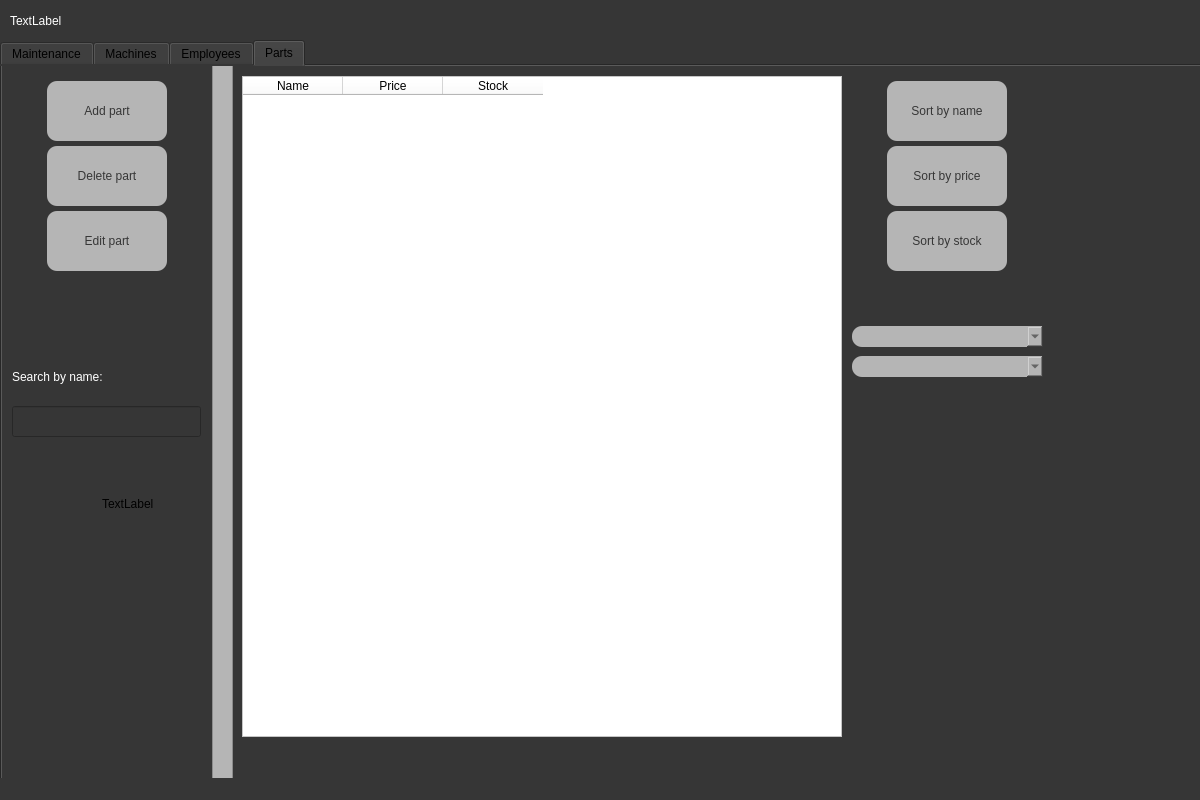
The window that AppWindow.ui (asuXie/Machine-Maintenance-System-MMS) describes before a commit, drawn with Qt 5.
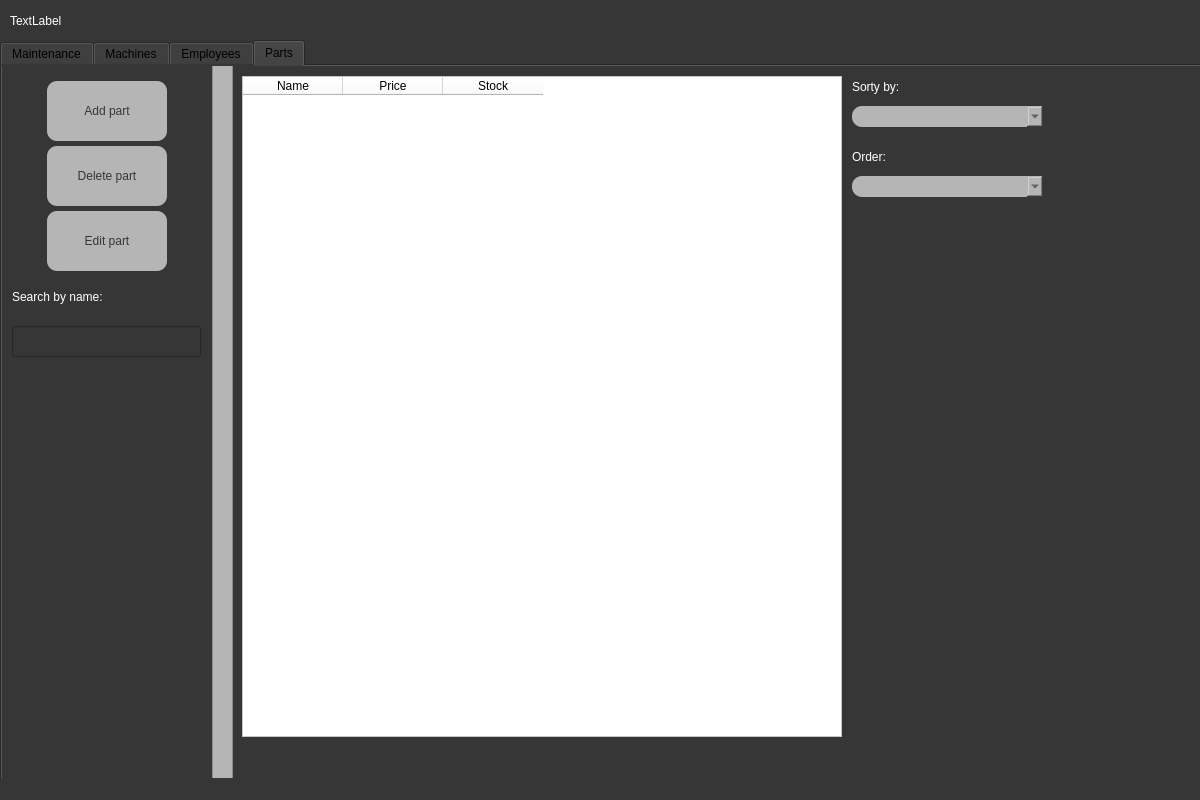
The same window after the commit. The open tabs and pages were chosen to show the change. Icons and pictures are not drawn.

The edit to the form file:
```diff
--- a/AppWindow.ui
+++ b/AppWindow.ui
@@ -877,6 +877,78 @@
 background-color: rgb(181, 181, 181);</string>
       </property>
      </widget>
+     <widget class="QLabel" name="label_15">
+      <property name="geometry">
+       <rect>
+        <x>820</x>
+        <y>80</y>
+        <width>261</width>
+        <height>21</height>
+       </rect>
+      </property>
+      <property name="styleSheet">
+       <string notr="true">
+border-color: rgb(96, 96, 96);
+selection-color: rgb(0, 0, 0);
+
+
+
+color: rgb(255, 255, 255); 
+font: 16pt &quot;Verdana&quot;;</string>
+      </property>
+      <property name="text">
+       <string>Order:</string>
+      </property>
+     </widget>
+     <widget class="QLabel" name="label_16">
+      <property name="geometry">
+       <rect>
+        <x>820</x>
+        <y>10</y>
+        <width>261</width>
+        <height>21</height>
+       </rect>
+      </property>
+      <property name="styleSheet">
+       <string notr="true">
+border-color: rgb(96, 96, 96);
+selection-color: rgb(0, 0, 0);
+
+
+color: rgb(255, 255, 255); 
+font: 16pt &quot;Verdana&quot;;</string>
+      </property>
+      <property name="text">
+       <string>Sorty by:</string>
+      </property>
+     </widget>
+     <widget class="QLabel" name="label_4">
+      <property name="geometry">
+       <rect>
+        <x>10</x>
+        <y>220</y>
+        <width>191</width>
+        <height>21</height>
+       </rect>
+      </property>
+      <property name="styleSheet">
+       <string notr="true">color: rgb(255, 255, 255); 
+font: 14pt &quot;Verdana&quot;;</string>
+      </property>
+      <property name="text">
+       <string>Search by surname:</string>
+      </property>
+     </widget>
+     <widget class="QLineEdit" name="employeeSurnameSearch">
+      <property name="geometry">
+       <rect>
+        <x>10</x>
+        <y>260</y>
+        <width>189</width>
+        <height>31</height>
+       </rect>
+      </property>
+     </widget>
     </widget>
     <widget class="QWidget" name="tab_3">
      <attribute name="title">
@@ -1039,120 +1111,17 @@
       <property name="geometry">
        <rect>
         <x>10</x>
-        <y>340</y>
+        <y>260</y>
         <width>189</width>
         <height>31</height>
        </rect>
       </property>
      </widget>
-     <widget class="QWidget" name="gridLayoutWidget_5">
-      <property name="geometry">
-       <rect>
-        <x>850</x>
-        <y>10</y>
-        <width>191</width>
-        <height>201</height>
-       </rect>
-      </property>
-      <layout class="QGridLayout" name="gridLayout_5">
-       <property name="spacing">
-        <number>0</number>
-       </property>
-       <item row="3" column="0">
-        <widget class="QPushButton" name="partsSortByPrice">
-         <property name="maximumSize">
-          <size>
-           <width>120</width>
-           <height>60</height>
-          </size>
-         </property>
-         <property name="styleSheet">
-          <string notr="true">
-QPushButton{
-color: rgb(54, 54, 54);
-border-color: rgb(96, 96, 96);
-selection-color: rgb(0, 0, 0);
-font: 10pt &quot;Verdana&quot;;
-border-radius: 10px;
-background-color: rgb(181, 181, 181);
-
-}
-
-QPushButton:hover {
-color: rgb(255, 159, 102);
-}</string>
-         </property>
-         <property name="text">
-          <string>Sort by price</string>
-         </property>
-        </widget>
-       </item>
-       <item row="4" column="0">
-        <widget class="QPushButton" name="partsSortByStock">
-         <property name="maximumSize">
-          <size>
-           <width>120</width>
-           <height>60</height>
-          </size>
-         </property>
-         <property name="styleSheet">
-          <string notr="true">
-QPushButton{
-color: rgb(54, 54, 54);
-border-color: rgb(96, 96, 96);
-selection-color: rgb(0, 0, 0);
-font: 10pt &quot;Verdana&quot;;
-border-radius: 10px;
-background-color: rgb(181, 181, 181);
-
-}
-
-QPushButton:hover {
-color: rgb(255, 159, 102);
-}</string>
-         </property>
-         <property name="text">
-          <string>Sort by stock</string>
-         </property>
-        </widget>
-       </item>
-       <item row="0" column="0">
-        <widget class="QPushButton" name="partsSortByNames">
-         <property name="maximumSize">
-          <size>
-           <width>120</width>
-           <height>60</height>
-          </size>
-         </property>
-         <property name="styleSheet">
-          <string notr="true">
-
-QPushButton{
-color: rgb(54, 54, 54);
-border-color: rgb(96, 96, 96);
-selection-color: rgb(0, 0, 0);
-font: 10pt &quot;Verdana&quot;;
-border-radius: 10px;
-background-color: rgb(181, 181, 181);
-
-}
-
-QPushButton:hover {
-color: rgb(255, 159, 102);
-}</string>
-         </property>
-         <property name="text">
-          <string>Sort by name</string>
-         </property>
-        </widget>
-       </item>
-      </layout>
-     </widget>
      <widget class="QComboBox" name="sortWhatComboParts">
       <property name="geometry">
        <rect>
         <x>850</x>
-        <y>260</y>
+        <y>40</y>
         <width>191</width>
         <height>21</height>
        </rect>
@@ -1170,7 +1139,7 @@
       <property name="geometry">
        <rect>
         <x>10</x>
-        <y>300</y>
+        <y>220</y>
         <width>191</width>
         <height>21</height>
        </rect>
@@ -1183,24 +1152,11 @@
        <string>Search by name:</string>
       </property>
      </widget>
-     <widget class="QLabel" name="label_4">
-      <property name="geometry">
-       <rect>
-        <x>100</x>
-        <y>430</y>
-        <width>81</width>
-        <height>16</height>
-       </rect>
-      </property>
-      <property name="text">
-       <string>TextLabel</string>
-      </property>
-     </widget>
      <widget class="QComboBox" name="sortByComboParts">
       <property name="geometry">
        <rect>
         <x>850</x>
-        <y>290</y>
+        <y>110</y>
         <width>191</width>
         <height>21</height>
        </rect>
@@ -1214,6 +1170,51 @@
 background-color: rgb(181, 181, 181);</string>
       </property>
      </widget>
+     <widget class="QLabel" name="label_17">
+      <property name="geometry">
+       <rect>
+        <x>850</x>
+        <y>80</y>
+        <width>261</width>
+        <height>21</height>
+       </rect>
+      </property>
+      <property name="styleSheet">
+       <string notr="true">
+border-color: rgb(96, 96, 96);
+selection-color: rgb(0, 0, 0);
+
+
+
+color: rgb(255, 255, 255); 
+font: 16pt &quot;Verdana&quot;;</string>
+      </property>
+      <property name="text">
+       <string>Order:</string>
+      </property>
+     </widget>
+     <widget class="QLabel" name="label_18">
+      <property name="geometry">
+       <rect>
+        <x>850</x>
+        <y>10</y>
+        <width>261</width>
+        <height>21</height>
+       </rect>
+      </property>
+      <property name="styleSheet">
+       <string notr="true">
+border-color: rgb(96, 96, 96);
+selection-color: rgb(0, 0, 0);
+
+
+color: rgb(255, 255, 255); 
+font: 16pt &quot;Verdana&quot;;</string>
+      </property>
+      <property name="text">
+       <string>Sorty by:</string>
+      </property>
+     </widget>
     </widget>
    </widget>
    <widget class="QLabel" name="dateTimeLabel">
```
Left out of the diff: 110 changed lines with no effect on the pictures.
